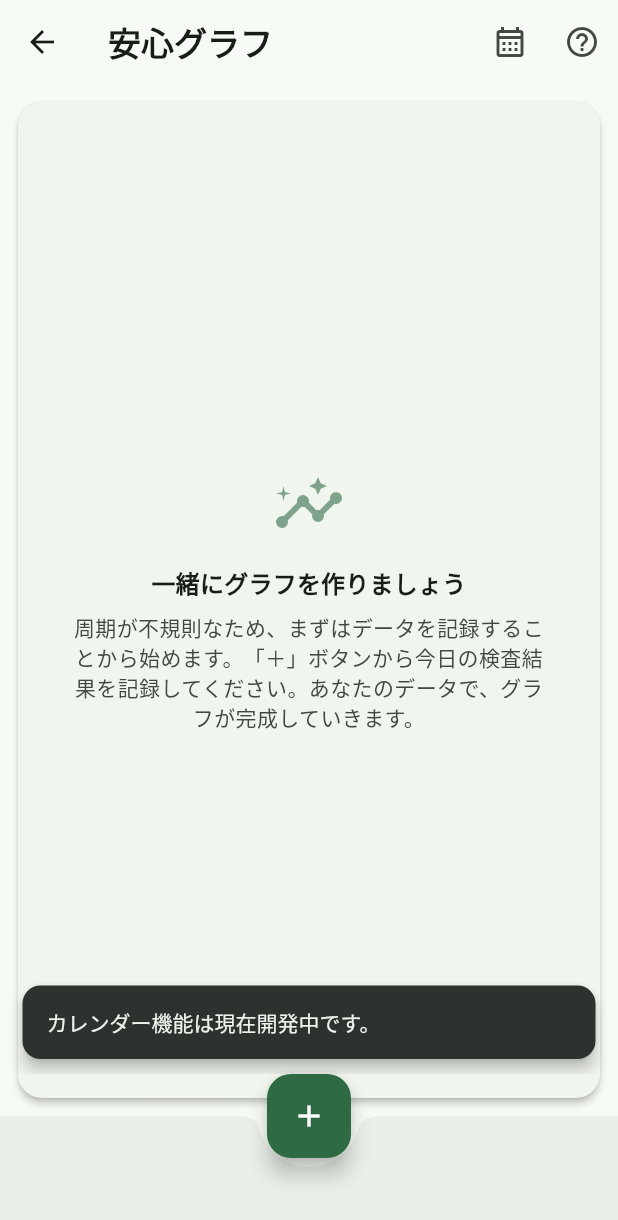
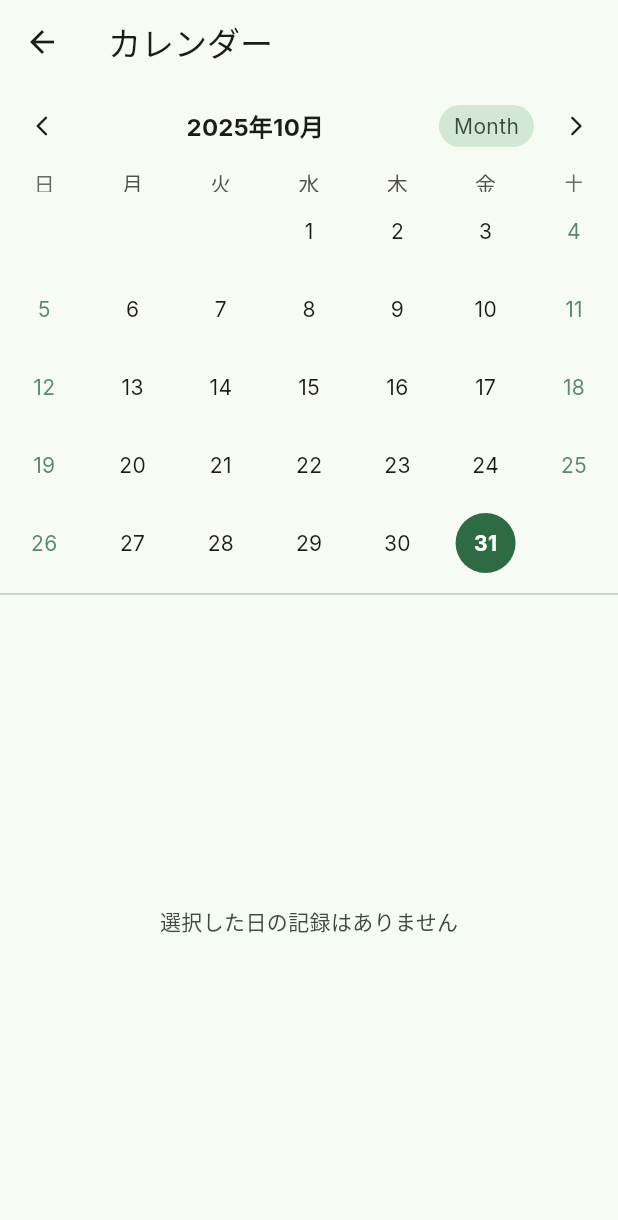
Before and after one commit to irick17/capaci, a Flutter app: the HomeScreen screen opened directly, after a tap on the "calendar month" icon, on a phone screen of 412 x 824 dp. Shown: the top 1220 px of the screen. Run offline on Flutter 3.47's test engine with Material 3 defaults, Android fonts, the phone set to English and light mode, and no system bars; drawn by our look-alikes of showcaseview, table_calendar; our stand-ins replace flutter_riverpod, hive_flutter, image_picker, logger, numberpicker, syncfusion_flutter_charts; accounts and stored records are empty.

Commit message:
10311115

```diff
--- /dev/null
+++ b/lib/screens/calendar_screen.dart
@@ -0,0 +1,313 @@
+import 'package:flutter/material.dart';
+import 'package:flutter_riverpod/flutter_riverpod.dart';
+import 'package:intl/intl.dart';
+import 'package:table_calendar/table_calendar.dart';
+
+import '../models/cycle_models.dart';
+import '../providers/cycle_state_provider.dart';
+import '../utils/logger.dart';
+import '../constants/app_strings.dart'; // AppStrings をインポート
+
+// カレンダーに表示するイベントのラッパークラス
+class CalendarEvent {
+  final DateTime date;
+  final String title;
+  final Color color;
+  final IconData? icon;
+  final String? subtitle; // BBTなどの詳細情報用
+
+  CalendarEvent(this.date, this.title, this.color, {this.icon, this.subtitle});
+
+  @override
+  String toString() => title;
+}
+
+/// 画面遷移図 (P1): カレンダー画面
+class CalendarScreen extends ConsumerStatefulWidget {
+  const CalendarScreen({super.key});
+
+  @override
+  ConsumerState<CalendarScreen> createState() => _CalendarScreenState();
+}
+
+class _CalendarScreenState extends ConsumerState<CalendarScreen> {
+  // カレンダーの表示範囲
+  final DateTime _firstDay = DateTime.now().subtract(const Duration(days: 365 * 2)); // 過去2年
+  final DateTime _lastDay = DateTime.now().add(const Duration(days: 365)); // 未来1年
+
+  // 選択中の日付とイベント
+  late DateTime _focusedDay;
+  late DateTime _selectedDay;
+  Map<DateTime, List<CalendarEvent>> _eventsMap = {};
+  List<CalendarEvent> _selectedEvents = [];
+
+  // カレンダーの表示形式 (月、2週間、週)
+  CalendarFormat _calendarFormat = CalendarFormat.month;
+
+  @override
+  void initState() {
+    super.initState();
+    _focusedDay = DateTime.now();
+    _selectedDay = _normalizeDate(DateTime.now()); // 時刻情報を除去
+
+    // initState の完了後に Provider からデータをロード
+    WidgetsBinding.instance.addPostFrameCallback((_) {
+      if (mounted) { // mounted チェックを追加
+        _loadEventsFromProvider();
+      }
+    });
+  }
+
+  /// 時刻情報を除去した DateTime を返すヘルパー
+  DateTime _normalizeDate(DateTime date) {
+    return DateTime(date.year, date.month, date.day);
+  }
+
+  /// Provider から全周期データをロードし、イベントマップを作成する
+  void _loadEventsFromProvider() {
+    logger.d("CalendarScreen: Loading events from provider...");
+    // mounted チェック (build メソッド実行後なので context は利用可能)
+    if (!mounted) {
+       logger.w("CalendarScreen: _loadEventsFromProvider called but widget not mounted.");
+       return;
+    }
+
+    final allCycles = ref.read(cycleDataProvider); // state から直接リストを取得
+    final newEventsMap = <DateTime, List<CalendarEvent>>{};
+    final theme = Theme.of(context);
+    final colorScheme = theme.colorScheme;
+
+    for (final cycle in allCycles) {
+      // 生理期間を計算 (仮: 周期開始日から5日間とする)
+      // TODO: 生理期間を記録する機能が実装されたら、それを反映する
+      for (int i = 0; i < 5; i++) {
+        final date = cycle.startDate.add(Duration(days: i));
+        final dayKey = _normalizeDate(date);
+        final event = CalendarEvent(dayKey, "生理", colorScheme.errorContainer.withAlpha(200), icon: Icons.water_drop_outlined);
+
+        newEventsMap.putIfAbsent(dayKey, () => []).add(event);
+      }
+
+      // 各記録をイベントとして追加
+      if (cycle.records != null) {
+        for (final record in cycle.records!) {
+          final dayKey = _normalizeDate(record.date);
+          newEventsMap.putIfAbsent(dayKey, () => []);
+
+          // LH陽性/強陽性
+          if (record.testResult == TestResult.positive || record.testResult == TestResult.strongPositive) {
+            final event = CalendarEvent(dayKey, "LH ${record.testResult.name}", colorScheme.primary, icon: Icons.opacity_rounded);
+             if (!newEventsMap[dayKey]!.any((e) => e.title.startsWith("LH"))) {
+                newEventsMap[dayKey]!.add(event);
+             }
+          }
+
+          // タイミング
+          if (record.isTiming) {
+             final event = CalendarEvent(dayKey, AppStrings.helpLegendTiming, colorScheme.tertiary, icon: Icons.favorite);
+              if (!newEventsMap[dayKey]!.any((e) => e.title == AppStrings.helpLegendTiming)) {
+                 newEventsMap[dayKey]!.add(event);
+              }
+          }
+
+           // BBT 記録
+           if (record.bbt != null) {
+             final event = CalendarEvent(dayKey, "BBT", colorScheme.secondary, icon: Icons.thermostat_outlined, subtitle: "${record.bbt?.toStringAsFixed(2)} ℃");
+              if (!newEventsMap[dayKey]!.any((e) => e.title == "BBT")) {
+                 newEventsMap[dayKey]!.add(event);
+              }
+           }
+        }
+      }
+    }
+
+    // TODO: 予測排卵日 (黄色の丸) を prediction_logic から取得して newEventsMap に追加する
+
+    setState(() {
+      _eventsMap = newEventsMap;
+      _selectedEvents = _getEventsForDay(_selectedDay); // 選択日のイベントも更新
+    });
+     logger.d("CalendarScreen: Events loaded. Map size: ${_eventsMap.length}");
+  }
+
+  /// 指定された日付のイベントリストを取得する
+  List<CalendarEvent> _getEventsForDay(DateTime day) {
+    final dayKey = _normalizeDate(day);
+    return _eventsMap[dayKey] ?? [];
+  }
+
+  /// 日付が選択されたときの処理
+  void _onDaySelected(DateTime selectedDay, DateTime focusedDay) {
+    final normalizedSelectedDay = _normalizeDate(selectedDay);
+    if (!isSameDay(_selectedDay, normalizedSelectedDay)) {
+      setState(() {
+        _selectedDay = normalizedSelectedDay;
+        _focusedDay = focusedDay; // フォーカスも選択日に合わせる
+        _selectedEvents = _getEventsForDay(normalizedSelectedDay);
+      });
+       logger.d("Day selected: $_selectedDay, Events: $_selectedEvents");
+    }
+  }
+
+
+  @override
+  Widget build(BuildContext context) {
+    final theme = Theme.of(context);
+    final colorScheme = theme.colorScheme;
+
+    return Scaffold(
+      appBar: AppBar(
+        title: const Text("カレンダー"),
+        elevation: 0,
+        // (任意) AppBar の色をホームと合わせる
+        backgroundColor: colorScheme.surface,
+        foregroundColor: colorScheme.onSurface,
+      ),
+      body: Column(
+        children: [
+          TableCalendar<CalendarEvent>(
+            locale: 'ja_JP', // 日本語化
+            firstDay: _firstDay,
+            lastDay: _lastDay,
+            focusedDay: _focusedDay,
+            selectedDayPredicate: (day) => isSameDay(_selectedDay, day),
+            calendarFormat: _calendarFormat,
+            startingDayOfWeek: StartingDayOfWeek.sunday, // 日曜始まり
+            eventLoader: _getEventsForDay, // 日付ごとのイベントリストを返す関数
+
+            // --- ヘッダーのスタイル ---
+            headerStyle: HeaderStyle(
+              titleCentered: true,
+              formatButtonVisible: true, // 月/週 切り替えボタン
+              formatButtonShowsNext: false,
+              formatButtonDecoration: BoxDecoration(
+                color: colorScheme.secondaryContainer,
+                borderRadius: BorderRadius.circular(20),
+              ),
+              formatButtonTextStyle: TextStyle(color: colorScheme.onSecondaryContainer),
+              titleTextStyle: theme.textTheme.titleMedium!.copyWith(fontWeight: FontWeight.bold),
+              leftChevronIcon: Icon(Icons.arrow_back_ios_new_rounded, size: 16, color: colorScheme.onSurface),
+              rightChevronIcon: Icon(Icons.arrow_forward_ios_rounded, size: 16, color: colorScheme.onSurface),
+            ),
+
+            // --- カレンダー本体のスタイル ---
+            calendarStyle: CalendarStyle(
+              // --- マーカー (イベント) のスタイル ---
+              markerSize: 5.0,
+              markerMargin: const EdgeInsets.symmetric(horizontal: 0.5),
+              markerDecoration: BoxDecoration(
+                color: colorScheme.secondary, // デフォルトマーカー色
+                shape: BoxShape.circle,
+              ),
+              // --- 選択日のスタイル ---
+              selectedDecoration: BoxDecoration(
+                color: colorScheme.primary,
+                shape: BoxShape.circle,
+              ),
+              selectedTextStyle: TextStyle(color: colorScheme.onPrimary, fontWeight: FontWeight.bold),
+              // --- 今日のスタイル ---
+              todayDecoration: BoxDecoration(
+                color: colorScheme.primaryContainer.withAlpha(100),
+                shape: BoxShape.circle,
+              ),
+              todayTextStyle: TextStyle(color: colorScheme.onPrimaryContainer, fontWeight: FontWeight.bold),
+              // --- 範囲外の日付 ---
+              outsideDaysVisible: false, // 月外の日付を非表示
+              // --- 週末のスタイル ---
+              weekendTextStyle: TextStyle(color: colorScheme.primary.withAlpha(200)),
+              // holidayTextStyle: TextStyle(color: Colors.red[600]), // (祝日対応は別途)
+            ),
+
+            // --- 日付ごとのマーカーをカスタマイズ ---
+            calendarBuilders: CalendarBuilders(
+              markerBuilder: (context, day, events) {
+                if (events.isNotEmpty) {
+                  return Positioned(
+                    bottom: 4, // マーカーの位置調整
+                    child: Row(
+                      mainAxisAlignment: MainAxisAlignment.center,
+                      // 最大4つまで表示 (重複を避ける)
+                      children: events.take(4).map((event) {
+                        if (event.icon != null) {
+                           // アイコンマーカー
+                           return Padding(
+                             padding: const EdgeInsets.symmetric(horizontal: 1.5),
+                             child: Icon(event.icon, color: event.color, size: 12),
+                           );
+                        } else {
+                           // 通常の点マーカー
+                           return Container(
+                             width: 6,
+                             height: 6,
+                             margin: const EdgeInsets.symmetric(horizontal: 1.0),
+                             decoration: BoxDecoration(
+                               color: event.color,
+                               shape: BoxShape.circle,
+                             ),
+                           );
+                        }
+                      }).toList(),
+                    ),
+                  );
+                }
+                return null;
+              },
+            ),
+
+            onDaySelected: _onDaySelected,
+            onFormatChanged: (format) {
+              if (_calendarFormat != format) {
+                setState(() {
+                  _calendarFormat = format;
+                });
+              }
+            },
+            onPageChanged: (focusedDay) {
+              _focusedDay = focusedDay; // フォーカス日を更新
+            },
+          ),
+
+          // --- 選択日のイベント一覧 ---
+          const Divider(),
+          Expanded(
+            child: _selectedEvents.isEmpty
+              ? Center(
+                  child: Text(
+                    "選択した日の記録はありません",
+                    style: theme.textTheme.bodyMedium?.copyWith(color: colorScheme.onSurfaceVariant),
+                  ),
+                )
+              : ListView.builder(
+                  padding: const EdgeInsets.symmetric(horizontal: 16.0),
+                  itemCount: _selectedEvents.length,
+                  itemBuilder: (context, index) {
+                    final event = _selectedEvents[index];
+                    return Card(
+                       elevation: 0,
+                       color: event.color.withAlpha(50), // イベントカラーを背景に
+                       child: ListTile(
+                         leading: event.icon != null ? Icon(event.icon, color: event.color, size: 28) : null,
+                         title: Text(
+                            event.title,
+                            style: theme.textTheme.bodyLarge?.copyWith(
+                              color: colorScheme.onSurface,
+                              fontWeight: FontWeight.bold,
+                            ),
+                          ),
+                         // BBT などの詳細情報を subtitle に表示
+                         subtitle: event.subtitle != null
+                           ? Text(
+                               event.subtitle!,
+                               style: theme.textTheme.bodyMedium?.copyWith(color: colorScheme.onSurfaceVariant),
+                             )
+                           : null,
+                       ),
+                    );
+                  },
+                ),
+          ),
+        ],
+      ),
+    );
+  }
+}
```
Also changed, not shown: lib/providers/cycle_state_provider.dart (+8 -2 lines), lib/screens/home_screen.dart (+131 -22 lines).
